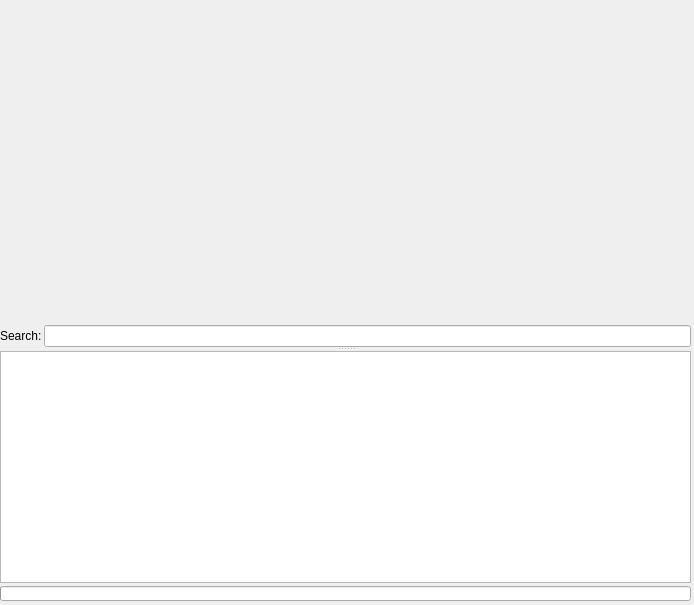
The window that x64_dbg_gui/Project/Src/BasicView/SymbolView.ui (x64dbg/x64dbg) describes before a commit, drawn with Qt 5.
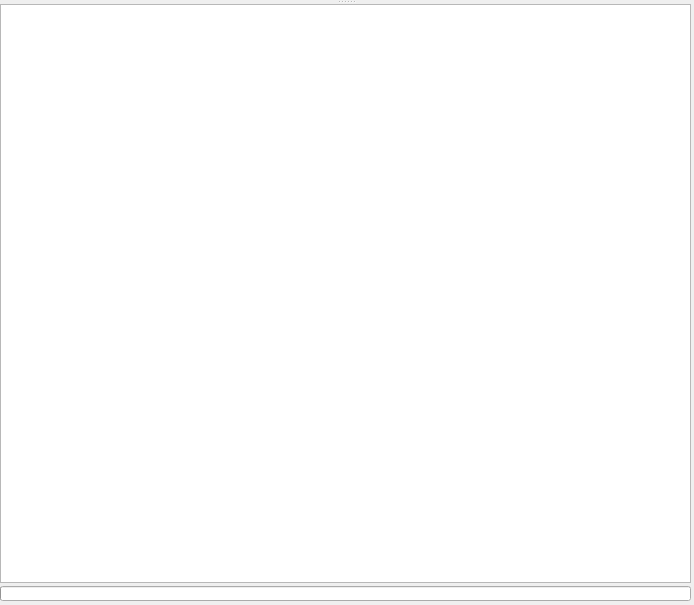
The same window after the commit.

Commit message: GUI: General SearchListView

What changed in the file:
```diff
--- a/x64_dbg_gui/Project/Src/BasicView/SymbolView.ui
+++ b/x64_dbg_gui/Project/Src/BasicView/SymbolView.ui
@@ -40,12 +40,6 @@
    <property name="childrenCollapsible">
     <bool>false</bool>
    </property>
-   <widget class="QWidget" name="layoutWidget">
-    <layout class="QVBoxLayout" name="verticalListLayout">
-     <property name="spacing">
-      <number>3</number>
-     </property>
-     <item>
       <widget class="QSplitter" name="listSplitter">
        <property name="sizePolicy">
         <sizepolicy hsizetype="Expanding" vsizetype="Expanding">
@@ -62,39 +56,6 @@
        <property name="childrenCollapsible">
         <bool>false</bool>
        </property>
-      </widget>
-     </item>
-     <item>
-      <layout class="QHBoxLayout" name="horizontalListLayout">
-       <property name="spacing">
-        <number>2</number>
-       </property>
-       <item>
-        <widget class="QLabel" name="searchLabel">
-         <property name="sizePolicy">
-          <sizepolicy hsizetype="Minimum" vsizetype="Fixed">
-           <horstretch>0</horstretch>
-           <verstretch>0</verstretch>
-          </sizepolicy>
-         </property>
-         <property name="text">
-          <string>Search:</string>
-         </property>
-        </widget>
-       </item>
-       <item>
-        <widget class="QLineEdit" name="searchBox">
-         <property name="sizePolicy">
-          <sizepolicy hsizetype="Expanding" vsizetype="Fixed">
-           <horstretch>0</horstretch>
-           <verstretch>0</verstretch>
-          </sizepolicy>
-         </property>
-        </widget>
-       </item>
-      </layout>
-     </item>
-    </layout>
    </widget>
    <widget class="QWidget" name="layoutWidget">
     <layout class="QVBoxLayout" name="logLayout">
```
Lines whose indentation alone changed are shown as unchanged. The commit also changes 8 other files.
